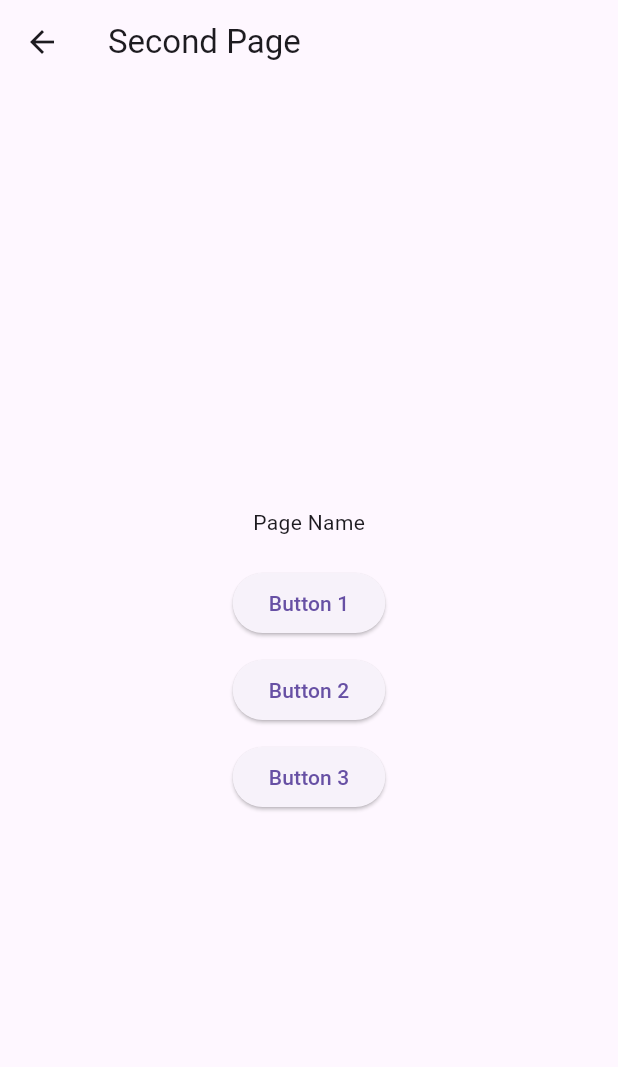
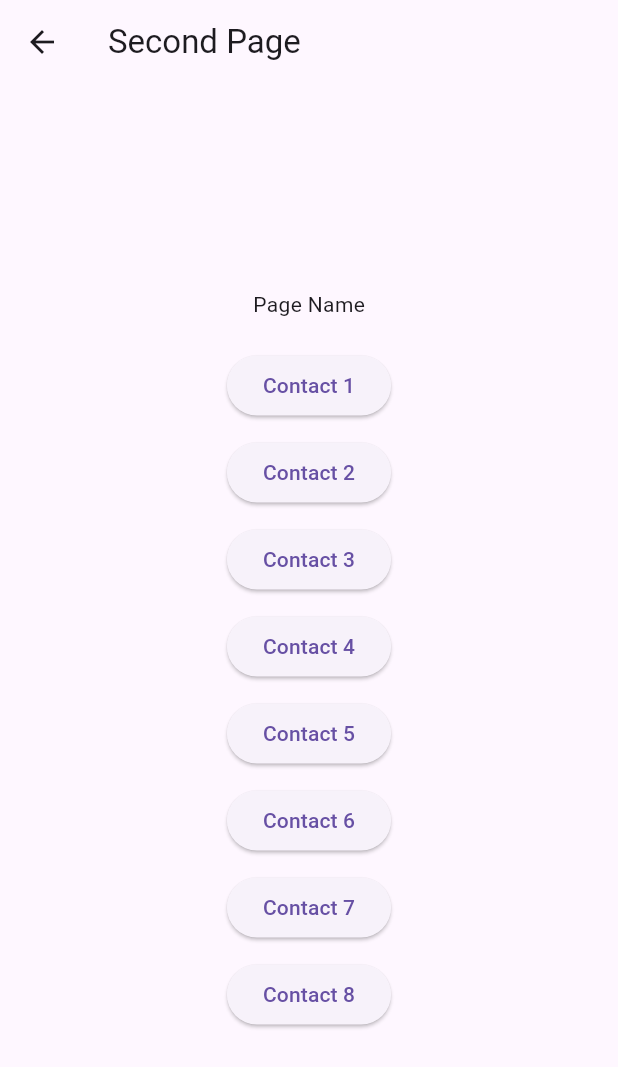
Before and after one commit to jibunorp2/ASE-485-Group-Project, a Flutter app: the SecondPage screen opened directly, on a phone screen of 412 x 824 dp. Shown: the top 1067 px of the screen. Run offline on Flutter 3.47's test engine with Material 3 defaults, Android fonts, the phone set to English and light mode, and no system bars.

Commit message:
Basic Update

```diff
--- a/bookme/lib/main.dart
+++ b/bookme/lib/main.dart
@@ -56,7 +56,7 @@ class SecondPage extends StatelessWidget {
                       builder: (context) => ThirdPage(buttonNumber: 1)),
                 );
               },
-              child: Text('Button 1'),
+              child: Text('Contact 1'),
             ),
             SizedBox(height: 10),
             ElevatedButton(
@@ -67,7 +67,7 @@ class SecondPage extends StatelessWidget {
                       builder: (context) => ThirdPage(buttonNumber: 2)),
                 );
               },
-              child: Text('Button 2'),
+              child: Text('Contact 2'),
             ),
             SizedBox(height: 10),
             ElevatedButton(
@@ -78,10 +78,63 @@ class SecondPage extends StatelessWidget {
                       builder: (context) => ThirdPage(buttonNumber: 3)),
                 );
               },
-              child: Text('Button 3'),
+              child: Text('Contact 3'),
             ),
-            // Repeat the pattern for buttons 4-8
-            // ...
+            SizedBox(height: 10),
+            ElevatedButton(
+              onPressed: () {
+                Navigator.push(
+                  context,
+                  MaterialPageRoute(
+                      builder: (context) => ThirdPage(buttonNumber: 4)),
+                );
+              },
+              child: Text('Contact 4'),
+            ),
+            SizedBox(height: 10),
+            ElevatedButton(
+              onPressed: () {
+                Navigator.push(
+                  context,
+                  MaterialPageRoute(
+                      builder: (context) => ThirdPage(buttonNumber: 5)),
+                );
+              },
+              child: Text('Contact 5'),
+            ),
+            SizedBox(height: 10),
+            ElevatedButton(
+              onPressed: () {
+                Navigator.push(
+                  context,
+                  MaterialPageRoute(
+                      builder: (context) => ThirdPage(buttonNumber: 6)),
+                );
+              },
+              child: Text('Contact 6'),
+            ),
+            SizedBox(height: 10),
+            ElevatedButton(
+              onPressed: () {
+                Navigator.push(
+                  context,
+                  MaterialPageRoute(
+                      builder: (context) => ThirdPage(buttonNumber: 7)),
+                );
+              },
+              child: Text('Contact 7'),
+            ),
+            SizedBox(height: 10),
+            ElevatedButton(
+              onPressed: () {
+                Navigator.push(
+                  context,
+                  MaterialPageRoute(
+                      builder: (context) => ThirdPage(buttonNumber: 8)),
+                );
+              },
+              child: Text('Contact 8'),
+            ),
           ],
         ),
       ),
```
